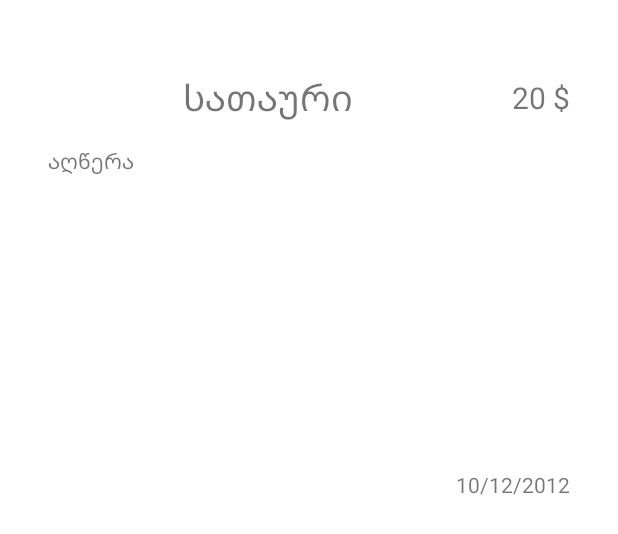
After one commit to nchan17/TaskApp, an Android app: the layout fragment_my_created_tasks.xml on its own in the app's theme, with its tools: preview values and no code run, on a phone screen of 412 x 824 dp. The commit adds this screen. Shown: the top 534 px of the screen. Run offline under Robolectric (Android 15) with nearby library versions, the phone set to English and light mode, and no system bars.

Commit message:
fill expendable with tasks, add my created task page

```diff
--- a/app/src/main/java/com/taskapp/domain/Tasks.kt
+++ b/app/src/main/java/com/taskapp/domain/Tasks.kt
@@ -9,7 +9,8 @@ data class Task(
     val employer_id: String? = null,
     val creation_data: Date? = null,
     val status: Status = Status.TO_DO,
-    val employee_id: String? = null,
+    var employee_id: String? = null,
+    var id: String? = null,
 )
 
 enum class Status {
--- a/app/src/main/java/com/taskapp/presentation/searchpage/TaskPageFragment.kt
+++ b/app/src/main/java/com/taskapp/presentation/searchpage/TaskPageFragment.kt
@@ -35,7 +35,7 @@ class TaskPageFragment : Fragment() {
 
     override fun onViewCreated(view: View, savedInstanceState: Bundle?) {
         super.onViewCreated(view, savedInstanceState)
-        binding.progressBar.visibility = View.VISIBLE
+        binding.progressBar.visibility = VISIBLE
         mAuth = FirebaseAuth.getInstance()
 
         val employerId = arguments?.getString(TASK_EMPLOYER_ID)
--- /dev/null
+++ b/app/src/main/res/layout/fragment_my_created_tasks.xml
@@ -0,0 +1,82 @@
+<?xml version="1.0" encoding="utf-8"?>
+<ScrollView xmlns:android="http://schemas.android.com/apk/res/android"
+    xmlns:app="http://schemas.android.com/apk/res-auto"
+    xmlns:tools="http://schemas.android.com/tools"
+    android:layout_width="match_parent"
+    tools:context=".presentation.mytaskspage.MyCreatedTasksFragment"
+    android:layout_height="match_parent">
+
+    <androidx.constraintlayout.widget.ConstraintLayout
+        android:layout_width="match_parent"
+        android:layout_height="wrap_content"
+        android:layout_marginHorizontal="16dp"
+        android:layout_marginTop="16dp">
+
+        <TextView
+            android:id="@+id/title_text_view"
+            android:layout_width="0dp"
+            android:layout_height="wrap_content"
+            android:layout_marginHorizontal="16dp"
+            android:layout_marginTop="32dp"
+            android:gravity="center_horizontal"
+            android:textSize="24sp"
+            app:layout_constraintEnd_toStartOf="@+id/price_textView"
+            app:layout_constraintStart_toStartOf="parent"
+            app:layout_constraintTop_toTopOf="parent"
+            tools:text="სათაური" />
+
+        <TextView
+            android:id="@+id/description_text_view"
+            android:layout_width="0dp"
+            android:layout_height="wrap_content"
+            android:layout_marginHorizontal="16dp"
+            android:layout_marginStart="16dp"
+            android:layout_marginTop="16dp"
+            android:layout_marginEnd="16dp"
+            app:layout_constraintEnd_toEndOf="parent"
+            app:layout_constraintStart_toStartOf="parent"
+            app:layout_constraintTop_toBottomOf="@+id/title_text_view"
+            tools:layout_height="200dp"
+            tools:text="აღწერა" />
+
+        <TextView
+            android:id="@+id/price_textView"
+            android:layout_width="wrap_content"
+            android:layout_height="wrap_content"
+            android:layout_marginEnd="16dp"
+            android:textSize="20sp"
+            app:layout_constraintBottom_toBottomOf="@+id/title_text_view"
+            app:layout_constraintEnd_toEndOf="parent"
+            app:layout_constraintTop_toTopOf="@+id/title_text_view"
+            tools:text="20 $" />
+
+        <TextView
+            android:id="@+id/date_textView"
+            android:layout_width="wrap_content"
+            android:layout_height="wrap_content"
+            android:layout_marginTop="16dp"
+            android:layout_marginEnd="16dp"
+            app:layout_constraintEnd_toEndOf="parent"
+            app:layout_constraintTop_toBottomOf="@+id/description_text_view"
+            tools:text="10/12/2012" />
+
+        <androidx.recyclerview.widget.RecyclerView
+            android:id="@+id/recycler_view"
+            android:layout_width="match_parent"
+            android:layout_height="wrap_content"
+            android:layout_marginTop="16dp"
+            app:layout_constraintEnd_toEndOf="parent"
+            app:layout_constraintStart_toStartOf="parent"
+            app:layout_constraintTop_toBottomOf="@id/date_textView" />
+
+        <ProgressBar
+            android:id="@+id/progress_bar"
+            android:layout_width="wrap_content"
+            android:layout_height="wrap_content"
+            android:visibility="gone"
+            app:layout_constraintBottom_toBottomOf="parent"
+            app:layout_constraintEnd_toEndOf="parent"
+            app:layout_constraintStart_toStartOf="parent"
+            app:layout_constraintTop_toTopOf="parent" />
+    </androidx.constraintlayout.widget.ConstraintLayout>
+</ScrollView>
--- a/app/src/main/res/layout/fragment_my_tasks.xml
+++ b/app/src/main/res/layout/fragment_my_tasks.xml
@@ -26,8 +26,11 @@
         android:id="@+id/my_tasks_expandable"
         android:layout_width="match_parent"
         android:layout_height="0dp"
+        android:layout_marginHorizontal="16dp"
         android:layout_marginTop="16dp"
+        android:childDivider="@color/white"
         android:dividerHeight="8dp"
+        android:scrollbars="none"
         app:layout_constraintBottom_toBottomOf="parent"
         app:layout_constraintEnd_toEndOf="parent"
         app:layout_constraintStart_toStartOf="parent"
```
Also changed, not shown: app/src/main/java/com/taskapp/presentation/mytaskspage/MyCreatedTasksFragment.kt (added, +84 -0 lines), app/src/main/java/com/taskapp/presentation/mytaskspage/MyTasksFragment.kt (+65 -3 lines), app/src/main/java/com/taskapp/presentation/mytaskspage/MyTasksRecyclerAdapter.kt (+11 -2 lines), app/src/main/java/com/taskapp/presentation/mytaskspage/MyTasksViewModel.kt (+88 -13 lines), app/src/main/java/com/taskapp/presentation/searchpage/SearchPageFragment.kt (+6 -3 lines), app/src/main/res/layout/item_user_profile_preview.xml (added, +49 -0 lines), app/src/main/res/navigation/home_nav_graph.xml (+8 -0 lines).
